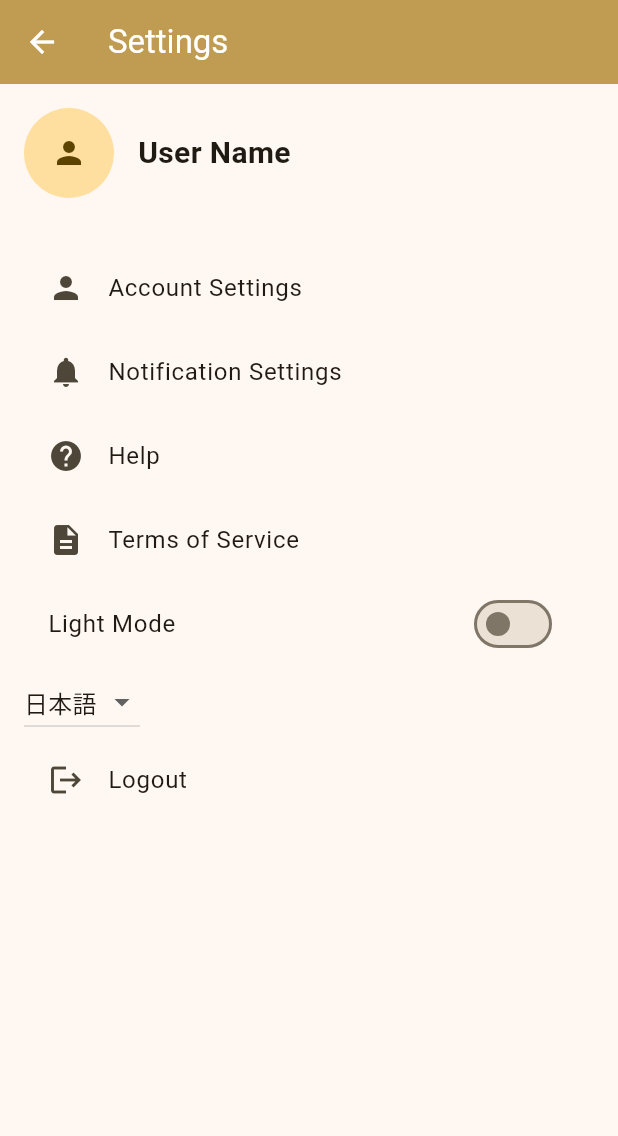
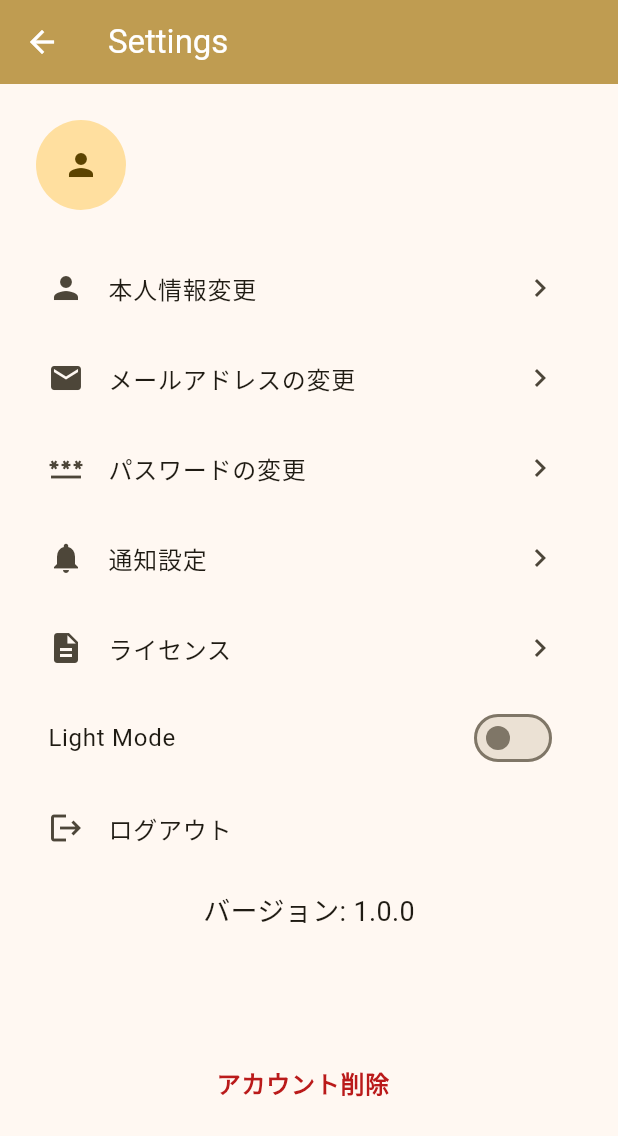
Before and after one commit to arashidani/diary_report_sample, a Flutter app: the SettingView screen opened directly, on a phone screen of 412 x 824 dp. Shown: the top 1136 px of the screen. Run offline on Flutter 3.47's test engine with Material 3 defaults, Android fonts, the phone set to English and light mode, and no system bars; drawn by our look-alikes of cached_network_image; our stand-ins replace cloud_firestore, firebase_auth, firebase_core, flutter_dotenv, flutter_riverpod, flutter_svg and 4 more; missing offline and left inert: firestore_client, universal_html; accounts and stored records are empty; network calls fail.

Commit message:
feat: 設定画面のUI更新

```diff
--- a/lib/features/auth/views/login_page.dart
+++ b/lib/features/auth/views/login_page.dart
@@ -67,11 +67,6 @@ class _LoginPageState extends ConsumerState<LoginPage> {
               child: SizedBox(
                 height: MediaQuery.of(context).size.height * 0.1,
                 child: Center(
-                  // child: SvgPicture.asset(
-                  //   'assets/images/logo.svg',
-                  //   width: 100,
-                  //   height: 100,
-                  // ),
                   child: Image.asset(
                     'assets/images/Icon-192.png',
                     width: 160,
--- /dev/null
+++ b/lib/features/setting/views/components/cutom_avatar.dart
@@ -0,0 +1,37 @@
+import 'package:cached_network_image/cached_network_image.dart';
+import 'package:flutter/material.dart';
+
+class CustomAvatar extends StatelessWidget {
+  final String? imageUrl;
+  final double radius;
+
+  const CustomAvatar({super.key, required this.imageUrl, this.radius = 30});
+
+  @override
+  Widget build(BuildContext context) {
+    if (imageUrl == null || imageUrl!.isEmpty) {
+      // URLがnullまたは空ならデフォルト表示
+      return _defaultAvatar();
+    }
+
+    return CachedNetworkImage(
+      imageUrl: imageUrl!,
+      imageBuilder: (context, imageProvider) => CircleAvatar(
+        radius: radius,
+        backgroundImage: imageProvider,
+      ),
+      placeholder: (context, url) => CircleAvatar(
+        radius: radius,
+        child: const CircularProgressIndicator(strokeWidth: 2),
+      ),
+      errorWidget: (context, url, error) => _defaultAvatar(),
+    );
+  }
+
+  Widget _defaultAvatar() {
+    return CircleAvatar(
+      radius: radius,
+      child: const Icon(Icons.person),
+    );
+  }
+}
--- a/lib/features/setting/views/setting_view.dart
+++ b/lib/features/setting/views/setting_view.dart
@@ -1,8 +1,14 @@
+import 'package:cached_network_image/cached_network_image.dart';
 import 'package:diary_report_sample/app/routes.dart';
 import 'package:diary_report_sample/common/components/common_dialog.dart';
+import 'package:diary_report_sample/features/auth/viewmodels/users_provider.dart';
+import 'package:diary_report_sample/features/setting/views/components/cutom_avatar.dart';
 import 'package:diary_report_sample/providers/auth_state_provider.dart';
 import 'package:diary_report_sample/providers/locale_provider.dart';
+import 'package:diary_report_sample/providers/package_info_provider.dart';
 import 'package:diary_report_sample/providers/theme_provider.dart';
+import 'package:diary_report_sample/providers/user_doc_provider.dart';
+import 'package:diary_report_sample/theme/colors.dart';
 import 'package:flutter/material.dart';
 import 'package:flutter_riverpod/flutter_riverpod.dart';
 import 'package:go_router/go_router.dart';
@@ -12,12 +18,19 @@ class SettingView extends ConsumerWidget {
 
   @override
   Widget build(BuildContext context, WidgetRef ref) {
+    final packageInfoAsync = ref.watch(packageInfoProvider);
+
     final firebaseAuthService = ref.read(firebaseAuthServiceProvider);
+    final authState = ref.watch(authStateProvider);
+    final uid = authState.value?.uid;
+    final userDoc = ref.watch(userDocProvider(uid ?? ''));
+    final usersNotifier = ref.read(usersProvider.notifier);
+
     final themeNotifier = ref.read(themeProvider.notifier);
     final themeMode = ref.watch(themeProvider);
     final isDarkMode = themeMode == ThemeMode.dark;
-    final localeNotifier = ref.read(localeProvider.notifier);
-    final currentLocale = ref.watch(localeProvider);
+    // final localeNotifier = ref.read(localeProvider.notifier);
+    // final currentLocale = ref.watch(localeProvider);
 
     return Scaffold(
       appBar: AppBar(title: Text('Settings')),
@@ -25,27 +38,52 @@ class SettingView extends ConsumerWidget {
         padding: const EdgeInsets.all(16.0),
         child: Column(
           crossAxisAlignment: CrossAxisAlignment.start,
+          spacing: 4,
           children: [
             // User Icon and Username
-            Row(
-              children: [
-                CircleAvatar(
-                  radius: 30,
-                  child: Icon(Icons.person),
-                ),
-                SizedBox(width: 16),
-                Text(
-                  'User Name', // ユーザー名
-                  style: TextStyle(fontSize: 20, fontWeight: FontWeight.bold),
-                ),
-              ],
+            Padding(
+              padding: const EdgeInsets.all(8.0),
+              child: Row(
+                children: [
+                  CustomAvatar(
+                    imageUrl:
+                        'https://avatars.githubusercontent.com/u/100942704?v=4',
+                  ),
+                  SizedBox(width: 32),
+                  userDoc.maybeWhen(
+                      data: (user) => Text(
+                            user!.fullName, // ユーザー名
+                            style: const TextStyle(
+                                fontSize: 20, fontWeight: FontWeight.bold),
+                          ),
+                      orElse: () => const SizedBox()),
+                ],
+              ),
             ),
-            SizedBox(height: 32),
-
+            SizedBox(height: 8),
             // Account Settings
             ListTile(
               leading: Icon(Icons.person),
-              title: Text('Account Settings'),
+              title: Text('本人情報変更'),
+              trailing: Icon(Icons.keyboard_arrow_right_outlined),
+              onTap: () {
+                // Navigate to account settings page
+              },
+            ),
+
+            ListTile(
+              leading: Icon(Icons.email),
+              title: Text('メールアドレスの変更'),
+              trailing: Icon(Icons.keyboard_arrow_right_outlined),
+              onTap: () {
+                // Navigate to account settings page
+              },
+            ),
+
+            ListTile(
+              leading: Icon(Icons.password),
+              title: Text('パスワードの変更'),
+              trailing: Icon(Icons.keyboard_arrow_right_outlined),
               onTap: () {
                 // Navigate to account settings page
               },
@@ -54,26 +92,26 @@ class SettingView extends ConsumerWidget {
             // Notification Settings
             ListTile(
               leading: Icon(Icons.notifications),
-              title: Text('Notification Settings'),
+              title: Text('通知設定'),
+              trailing: Icon(Icons.keyboard_arrow_right_outlined),
               onTap: () {
                 // Navigate to notification settings page
-              },
-            ),
-
-            // Help
-            ListTile(
-              leading: Icon(Icons.help),
-              title: Text('Help'),
-              onTap: () {
-                // Navigate to help page
               },
             ),
 
             // Terms of Service
             ListTile(
               leading: Icon(Icons.description),
-              title: Text('Terms of Service'),
+              title: Text('ライセンス'),
+              trailing: Icon(Icons.keyboard_arrow_right_outlined),
               onTap: () {
+                showLicensePage(
+                  context: context,
+                  applicationName: packageInfoAsync.value?.appName ?? '',
+                  applicationIcon:
+                      Image.asset('assets/images/rogo-typeB.png', height: 80),
+                  applicationVersion: packageInfoAsync.value?.version,
+                );
                 // Navigate to terms of service page
               },
             ),
@@ -85,28 +123,28 @@ class SettingView extends ConsumerWidget {
               },
             ),
 
-            DropdownButton<Locale>(
-              value: currentLocale,
-              items: const [
-                DropdownMenuItem(
-                  value: Locale('ja'),
-                  child: Text('日本語'),
-                ),
-                DropdownMenuItem(
-                  value: Locale('en'),
-                  child: Text('English'),
-                ),
-              ],
-              onChanged: (locale) {
-                if (locale != null) {
-                  localeNotifier.changeLocale(locale);
-                }
-              },
-            ),
+            // DropdownButton<Locale>(
+            //   value: currentLocale,
+            //   items: const [
+            //     DropdownMenuItem(
+            //       value: Locale('ja'),
+            //       child: Text('日本語'),
+            //     ),
+            //     DropdownMenuItem(
+            //       value: Locale('en'),
+            //       child: Text('English'),
+            //     ),
+            //   ],
+            //   onChanged: (locale) {
+            //     if (locale != null) {
+            //       localeNotifier.changeLocale(locale);
+            //     }
+            //   },
+            // ),
             // Logout Button
             ListTile(
               leading: const Icon(Icons.logout),
-              title: Text('Logout'),
+              title: Text('ログアウト'),
               onTap: () {
                 CommonDialog.show(
                   context,
@@ -122,6 +160,42 @@ class SettingView extends ConsumerWidget {
                 );
               },
             ),
+
+            Padding(
+              padding: const EdgeInsets.only(top: 10.0, bottom: 10.0),
+              child: Center(
+                child: packageInfoAsync.maybeWhen(
+                  data: (packageInfo) => Text(
+                    'バージョン: ${packageInfo.version}',
+                    style: const TextStyle(fontSize: 18),
+                  ),
+                  orElse: () => const Text('バージョン: 情報がありません'),
+                ),
+              ),
+            ),
+            Spacer(),
+            ListTile(
+              title: Center(
+                  child: Text('アカウント削除',
+                      style: TextStyle(
+                          fontWeight: FontWeight.bold,
+                          color: BrandColor.error))),
+              onTap: () {
+                CommonDialog.show(
+                  context,
+                  'アカウントを削除してもよろしいですか？',
+                  onOkPressed: () async {
+                    if (!context.mounted) return;
+                    await usersNotifier.deleteUser(uid!);
+                    await authState.value?.delete(); //
+                    if (context.mounted) {
+                      context.replace(Routes.signUp); // 🔁 go -> replace
+                    }
+                  },
+                );
+              },
+            ),
+            Spacer(),
           ],
         ),
       ),
--- /dev/null
+++ b/lib/providers/package_info_provider.dart
@@ -0,0 +1,6 @@
+import 'package:flutter_riverpod/flutter_riverpod.dart';
+import 'package:package_info_plus/package_info_plus.dart';
+
+final packageInfoProvider = FutureProvider<PackageInfo>((ref) async {
+  return await PackageInfo.fromPlatform();
+});
```
